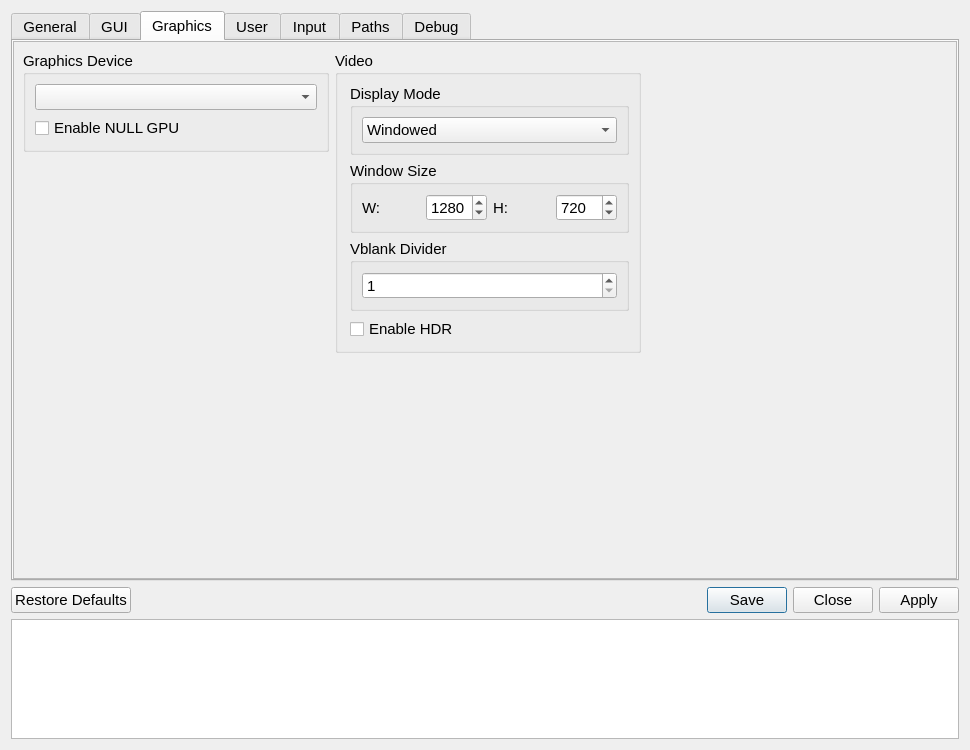
Above: src/qt_gui/settings_dialog.ui from shadps4-emu/shadPS4 before the change. Below: the same form after it.
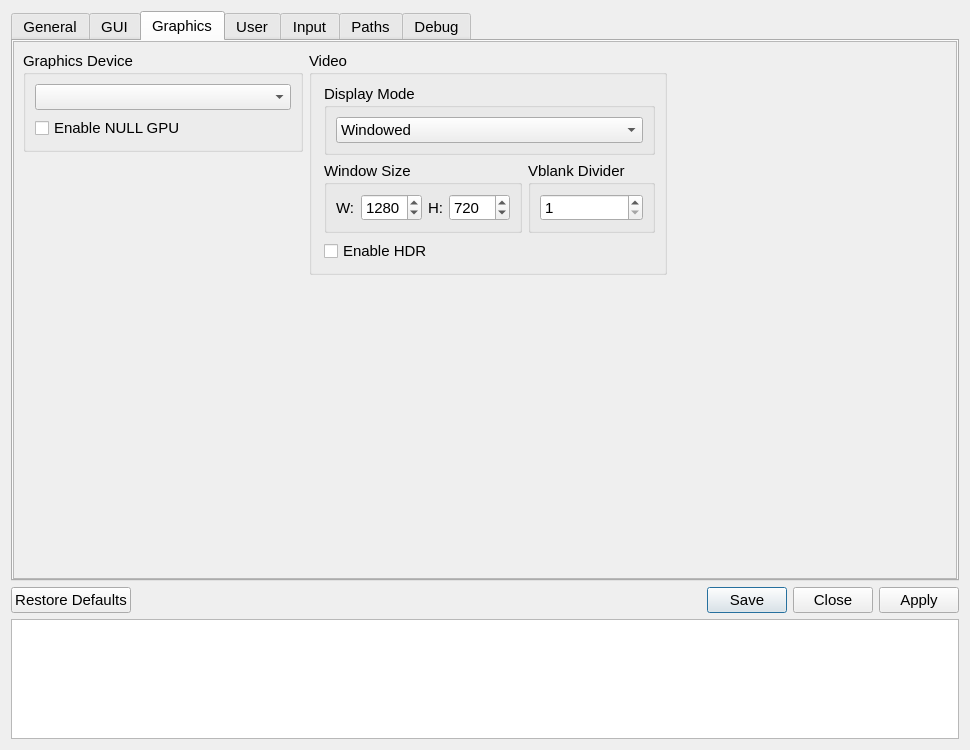
That is the form after the change. The open tabs and pages were chosen to show the change. Icons and pictures are not drawn.

Commit message: change window size layout oriention

Patch:
```diff
--- a/src/qt_gui/settings_dialog.ui
+++ b/src/qt_gui/settings_dialog.ui
@@ -1005,7 +1005,7 @@
                 </widget>
                </item>
                <item>
-                <layout class="QVBoxLayout" name="windowSizeLayout">
+                <layout class="QHBoxLayout" name="windowSizeLayout">
                  <item>
                   <widget class="QGroupBox" name="windowSizeGroupBox">
                    <property name="title">
```
